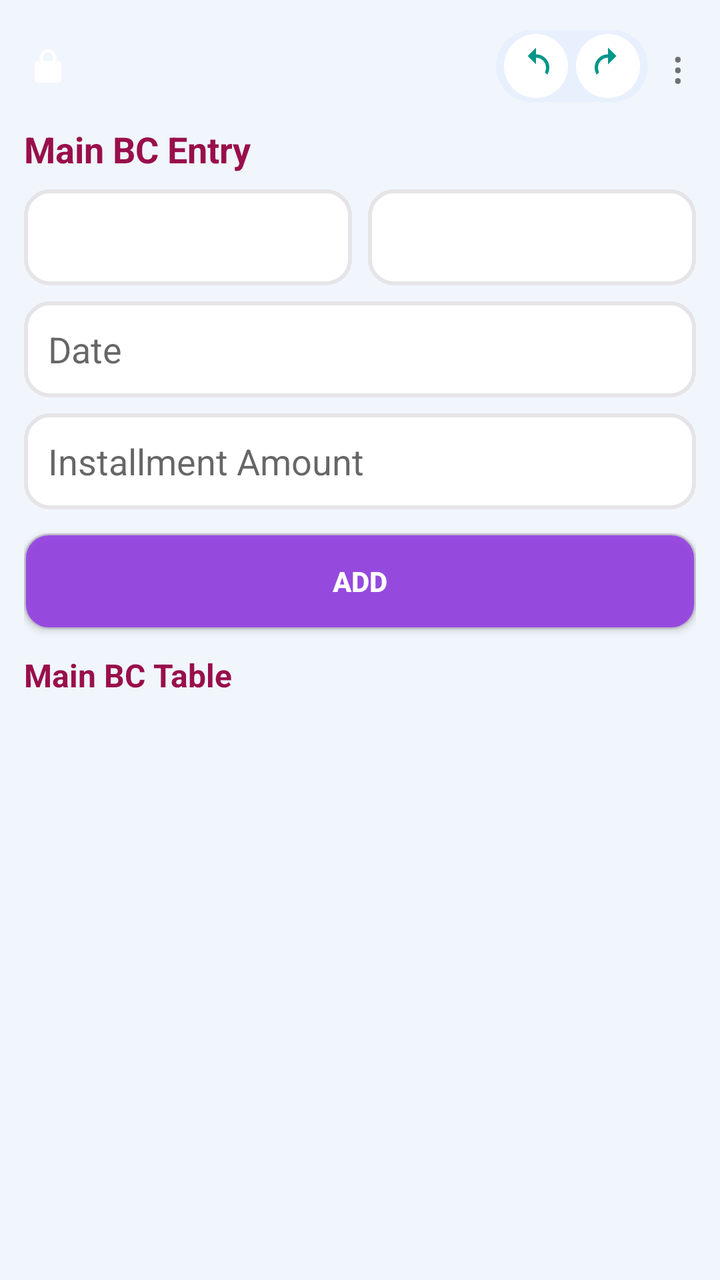
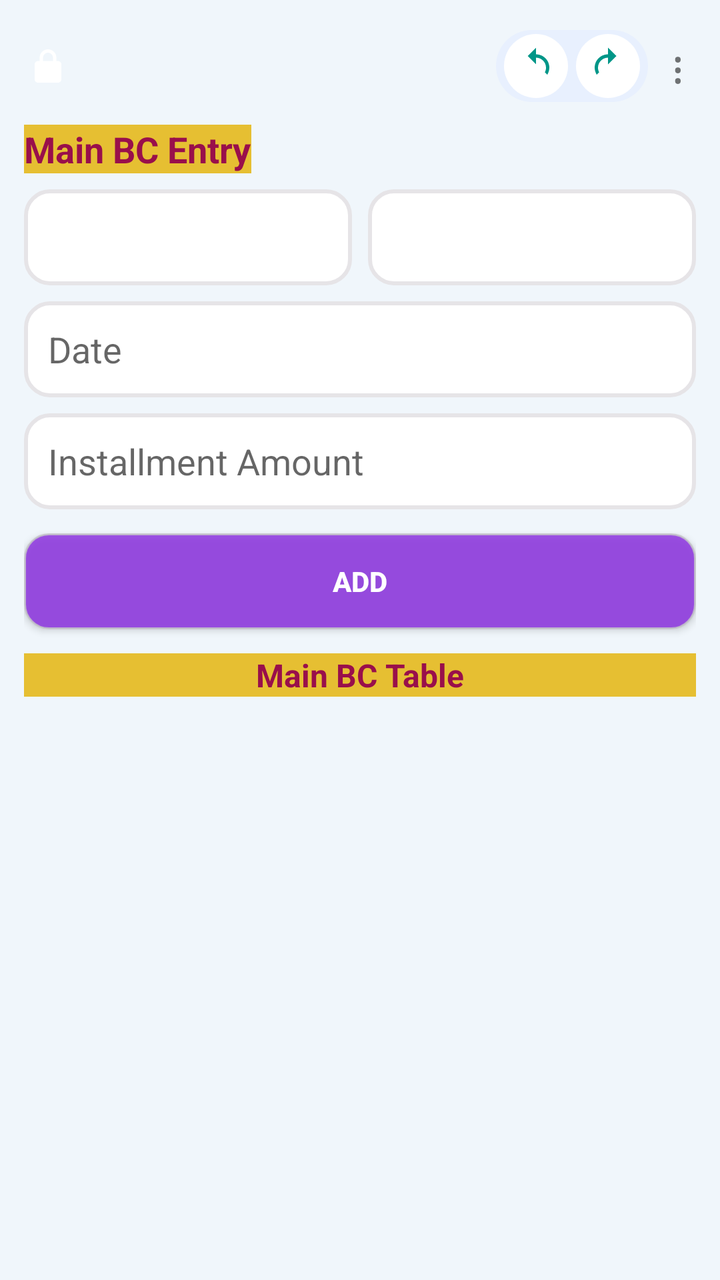

The first picture is an Android layout as it rendered before a commit; the second is the same layout after the commit. The layout source and the unified diff follow.
<!-- AndroidManifest.xml: application theme Theme.AppCompat.Light.NoActionBar -->
<!-- res/layout/activity_main.xml -->
<?xml version="1.0" encoding="utf-8"?>
  
<ScrollView
xmlns:android="http://schemas.android.com/apk/res/android"  
android:layout_width="match_parent"  
android:layout_height="match_parent"  
android:background="#f0f6fb"  
android:fillViewport="true">

<LinearLayout  
    android:id="@+id/rootLayout"  
    android:orientation="vertical"  
    android:padding="12dp"  
    android:layout_width="match_parent"  
    android:layout_height="match_parent">  

      
    <LinearLayout  
        android:layout_width="match_parent"  
        android:layout_height="wrap_content"  
        android:gravity="center_vertical"  
        android:orientation="horizontal">  

        <ImageView  
            android:id="@+id/imgLock"  
            android:layout_width="24dp"  
            android:layout_height="24dp"  
            android:src="@drawable/ic_lock"  
            android:layout_marginEnd="10dp"  
            android:contentDescription="Edit Mode Locked"  
            android:visibility="visible"  
            android:padding="2dp" />  

        <Space  
            android:layout_width="0dp"  
            android:layout_height="wrap_content"  
            android:layout_weight="1" />  

        <LinearLayout  
            android:layout_width="wrap_content"  
            android:layout_height="36dp"  
            android:orientation="horizontal"  
            android:gravity="center"  
            android:background="@drawable/bg_big_curve"  
            android:paddingStart="4dp"  
            android:paddingEnd="4dp"  
            android:layout_marginEnd="6dp">  

            <ImageButton  
                android:id="@+id/btnUndo"  
                android:layout_width="32dp"  
                android:layout_height="32dp"  
                android:background="@drawable/bg_small_curve"  
                android:src="@drawable/ic_undo"  
                android:scaleType="centerInside"  
                android:contentDescription="Undo"  
                android:padding="6dp" />  

            <ImageButton  
                android:id="@+id/btnRedo"  
                android:layout_width="32dp"  
                android:layout_height="32dp"  
                android:layout_marginStart="4dp"  
                android:background="@drawable/bg_small_curve"  
                android:src="@drawable/ic_redo"  
                android:scaleType="centerInside"  
                android:contentDescription="Redo"  
                android:padding="6dp" />  
        </LinearLayout>  

        <TextView  
            android:id="@+id/menuButton"  
            android:text="⋮"  
            android:textSize="22sp"  
            android:padding="6dp"  
            android:clickable="true"  
            android:focusable="true"  
            android:layout_width="wrap_content"  
            android:layout_height="wrap_content" />  
    </LinearLayout>  

      
    <TextView  
        android:id="@+id/titleMain"  
        android:text="Main BC Entry"  
        android:textColor="#990F4B"  
        android:textSize="18sp"  
        android:textStyle="bold"  
        android:layout_marginTop="8dp"  
        android:layout_marginBottom="8dp"  
        android:layout_width="wrap_content"  
        android:layout_height="wrap_content" />  

      
    <LinearLayout  
        android:orientation="horizontal"  
        android:layout_width="match_parent"  
        android:layout_height="wrap_content"  
        android:layout_marginBottom="8dp">  

        <Spinner  
            android:id="@+id/spinnerBc"  
            android:layout_width="0dp"  
            android:layout_height="48dp"  
            android:layout_weight="1"  
            android:background="@drawable/bg_input_curved"  
            android:paddingHorizontal="12dp" />  

        <Space  
            android:layout_width="8dp"  
            android:layout_height="wrap_content" />  

        <Spinner  
            android:id="@+id/spinnerMember"  
            android:layout_width="0dp"  
            android:layout_height="48dp"  
            android:layout_weight="1"  
            android:background="@drawable/bg_input_curved"  
            android:paddingHorizontal="12dp" />  
    </LinearLayout>  

      
    <EditText  
        android:id="@+id/editPayDate"  
        android:hint="Date"  
        android:focusable="false"  
        android:inputType="none"  
        android:layout_width="match_parent"  
        android:layout_height="48dp"  
        android:background="@drawable/bg_input_curved"  
        android:paddingHorizontal="12dp"  
        android:layout_marginBottom="8dp" />  

      
    <EditText  
        android:id="@+id/editPayAmount"  
        android:hint="Installment Amount"  
        android:inputType="number"  
        android:layout_width="match_parent"  
        android:layout_height="48dp"  
        android:background="@drawable/bg_input_curved"  
        android:paddingHorizontal="12dp"  
        android:layout_marginBottom="12dp" />  

      
    <Button  
        android:id="@+id/buttonAdd"  
        android:text="ADD"  
        android:textColor="@android:color/white"  
        android:textStyle="bold"  
        android:layout_width="match_parent"  
        android:layout_height="48dp"  
        android:background="@drawable/btn_add_ripple"  
        android:elevation="4dp"  
        android:layout_marginBottom="12dp" />  

      
    <LinearLayout  
        android:layout_width="match_parent"  
        android:layout_height="wrap_content"  
        android:orientation="horizontal"  
        android:gravity="center_vertical"  
        android:layout_marginBottom="6dp">  

        <TextView  
            android:text="Main BC Table"  
            android:textSize="16sp"  
            android:textStyle="bold"  
            android:textColor="#990F4B"  
            android:layout_width="0dp"  
            android:layout_weight="1"  
            android:layout_height="wrap_content" />  

        <androidx.appcompat.widget.SwitchCompat  
            android:id="@+id/switchVertical"  
            android:layout_width="wrap_content"  
            android:layout_height="wrap_content"  
            android:text="Vertical"  
            android:visibility="gone"/>  
    </LinearLayout>  

      
    <HorizontalScrollView  
        android:id="@+id/horizontalScroll"  
        android:layout_width="match_parent"  
        android:layout_height="wrap_content"  
        android:scrollbars="horizontal">  

        <LinearLayout  
            android:id="@+id/tableContainer"  
            android:orientation="vertical"  
            android:layout_width="wrap_content"  
            android:layout_height="wrap_content" />  
    </HorizontalScrollView>  

</LinearLayout>

</ScrollView>
<!-- resources referenced by this layout -->
<resources>
  <!-- drawable bg_big_curve (drawable) -->
  <shape xmlns:android="http://schemas.android.com/apk/res/android">
      <solid android:color="#E8F0FE"/>
      <corners android:radius="24dp"/>
  </shape>
  <!-- drawable bg_input_curved (drawable) -->
  <shape xmlns:android="http://schemas.android.com/apk/res/android"
      android:shape="rectangle">
  
      <solid android:color="@android:color/white"/>
      <stroke
          android:width="2dp"
          android:color="#e6e4e7"/>
      <corners android:radius="12dp"/>
  </shape>
  <!-- drawable bg_small_curve (drawable) -->
  <selector xmlns:android="http://schemas.android.com/apk/res/android">
      <item android:state_pressed="true">
          <shape>
              <solid android:color="#D2E3FC"/>
              <corners android:radius="18dp"/>
          </shape>
      </item>
      <item>
          <shape>
              <solid android:color="@android:color/white"/>
              <corners android:radius="18dp"/>
          </shape>
      </item>
  </selector>
  <!-- drawable btn_add_ripple (drawable) -->
  <ripple xmlns:android="http://schemas.android.com/apk/res/android"
      android:color="#40FFFFFF">
  
      <item>
          <shape android:shape="rectangle">
              <solid android:color="#CC8A2BE2"/>
              <stroke android:width="1dp" android:color="#CCC5C6C7" />
              <corners android:radius="12dp"/>
          </shape>
      </item>
  
  </ripple>
  <!-- drawable ic_lock (drawable) -->
  <vector xmlns:android="http://schemas.android.com/apk/res/android"
      android:width="24dp"
      android:height="24dp"
      android:viewportWidth="24"
      android:viewportHeight="24"
      android:tint="#FFFFFF">
      <path
          android:fillColor="#FFFFFF"
          android:pathData="M12,17a2,2 0 1,0 0,-4 2,2 0 0,0 0,4zm6,-8h-1V7a5,5 0 0,0 -10,0v2H6a2,2 0 0,0 -2,2v9a2,2 0 0,0 2,2h12a2,2 0 0,0 2,-2v-9a2,2 0 0,0 -2,-2zm-3,0H9V7a3,3 0 0,1 6,0v2z"/>
  </vector>
  <!-- drawable ic_redo (drawable) -->
  <vector xmlns:android="http://schemas.android.com/apk/res/android"
      android:width="24dp"
      android:height="24dp"
      android:viewportWidth="24"
      android:viewportHeight="24"
      android:tint="#009688">
  
      <path
          android:fillColor="@android:color/white"
          android:pathData="M12,5V1l5,5-5,5V7c-3.31,0-6,2.69-6,6 0,1.01 0.25,1.97 0.7,2.8L5.24,17.26C4.46,15.9 4,14.51 4,13c0-4.42 3.58-8 8-8z"/>
  
  </vector>
  <!-- drawable ic_undo (drawable) -->
  <vector xmlns:android="http://schemas.android.com/apk/res/android"
      android:width="24dp"
      android:height="24dp"
      android:viewportWidth="24"
      android:viewportHeight="24"
      android:tint="#009688">
  
      <path
          android:fillColor="@android:color/white"
          android:pathData="M12,5V1L7,6l5,5V7c3.31,0 6,2.69 6,6 0,1.01 -0.25,1.97 -0.7,2.8l1.46,1.46C19.54,15.9 20,14.51 20,13c0,-4.42 -3.58,-8 -8,-8z"/>
  
  </vector>
</resources>

<!-- the commit's change to res/layout/activity_main.xml (unified diff, before → after) -->
@@ -84,6 +84,7 @@ android:fillViewport="true">
         android:id="@+id/titleMain"  
         android:text="Main BC Entry"  
         android:textColor="#990F4B"  
+        android:background="#e6bf32"  
         android:textSize="18sp"  
         android:textStyle="bold"  
         android:layout_marginTop="8dp"  
@@ -167,6 +168,8 @@ android:fillViewport="true">
             android:textSize="16sp"  
             android:textStyle="bold"  
             android:textColor="#990F4B"  
+            android:background="#e6bf32"  
+            android:gravity="center"
             android:layout_width="0dp"  
             android:layout_weight="1"  
             android:layout_height="wrap_content" />  
